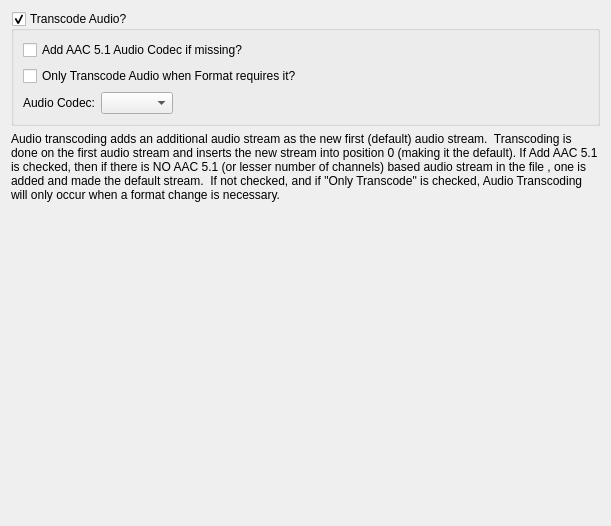
First picture: the form in Preferences/UI/TranscodeAudioSettings.ui, repository towel42-com/MediaManager, before the edit.
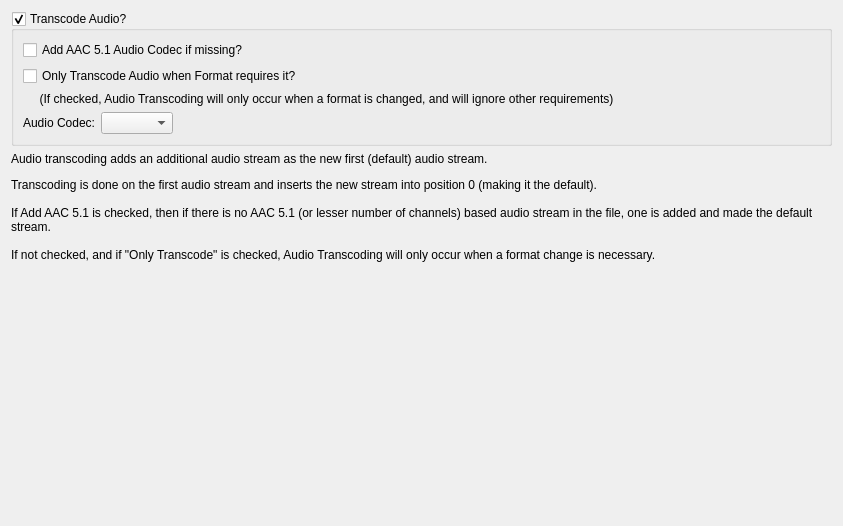
Second picture: the form after the edit.

Commit message: Added ability to create multiple output files 1) As before, based on video codec, container, subtitles, audio codec, missing aac 2) If its a high bitrate for the resolution create a lower bitrate version of the video 3) If its greater than HD resolution create an HD version of the video

What changed in the file:
```diff
--- a/Preferences/UI/TranscodeAudioSettings.ui
+++ b/Preferences/UI/TranscodeAudioSettings.ui
@@ -6,15 +6,15 @@
    <rect>
     <x>0</x>
     <y>0</y>
-    <width>611</width>
+    <width>843</width>
     <height>526</height>
    </rect>
   </property>
   <property name="windowTitle">
    <string>Form</string>
   </property>
-  <layout class="QVBoxLayout" name="verticalLayout">
-   <item>
+  <layout class="QGridLayout" name="gridLayout_2">
+   <item row="0" column="0">
     <widget class="QGroupBox" name="transcodeAudio">
      <property name="title">
       <string>Transcode Audio?</string>
@@ -64,23 +64,30 @@
         </property>
        </widget>
       </item>
+      <item row="2" column="0">
+       <widget class="QLabel" name="label_11">
+        <property name="text">
+         <string>     (If checked, Audio Transcoding will only occur when a format is changed, and will ignore other requirements)</string>
+        </property>
+       </widget>
+      </item>
      </layout>
     </widget>
    </item>
-   <item>
+   <item row="1" column="0">
     <widget class="QLabel" name="label_2">
      <property name="text">
-      <string>Audio transcoding adds an additional audio stream as the new first (default) audio stream.  Transcoding is done on the first audio stream and inserts the new stream into position 0 (making it the default). If Add AAC 5.1 is checked, then if there is NO AAC 5.1 (or lesser number of channels) based audio stream in the file , one is added and made the default stream.  If not checked, and if &quot;Only Transcode&quot; is checked, Audio Transcoding will only occur when a format change is necessary.</string>
+      <string>&lt;html&gt;&lt;head/&gt;&lt;body&gt;&lt;p&gt;Audio transcoding adds an additional audio stream as the new first (default) audio stream.&lt;/p&gt;&lt;p&gt;Transcoding is done on the first audio stream and inserts the new stream into position 0 (making it the default). &lt;br/&gt;&lt;br/&gt;If Add AAC 5.1 is checked, then if there is no AAC 5.1 (or lesser number of channels) based audio stream in the file, one is added and made the default stream. &lt;br/&gt;&lt;br/&gt;If not checked, and if &amp;quot;Only Transcode&amp;quot; is checked, Audio Transcoding will only occur when a format change is necessary.&lt;/p&gt;&lt;/body&gt;&lt;/html&gt;</string>
      </property>
      <property name="textFormat">
-      <enum>Qt::PlainText</enum>
+      <enum>Qt::RichText</enum>
      </property>
      <property name="wordWrap">
       <bool>true</bool>
      </property>
     </widget>
    </item>
-   <item>
+   <item row="2" column="0">
     <spacer name="verticalSpacer_7">
      <property name="orientation">
       <enum>Qt::Vertical</enum>
```
The commit also changes 24 other files.
